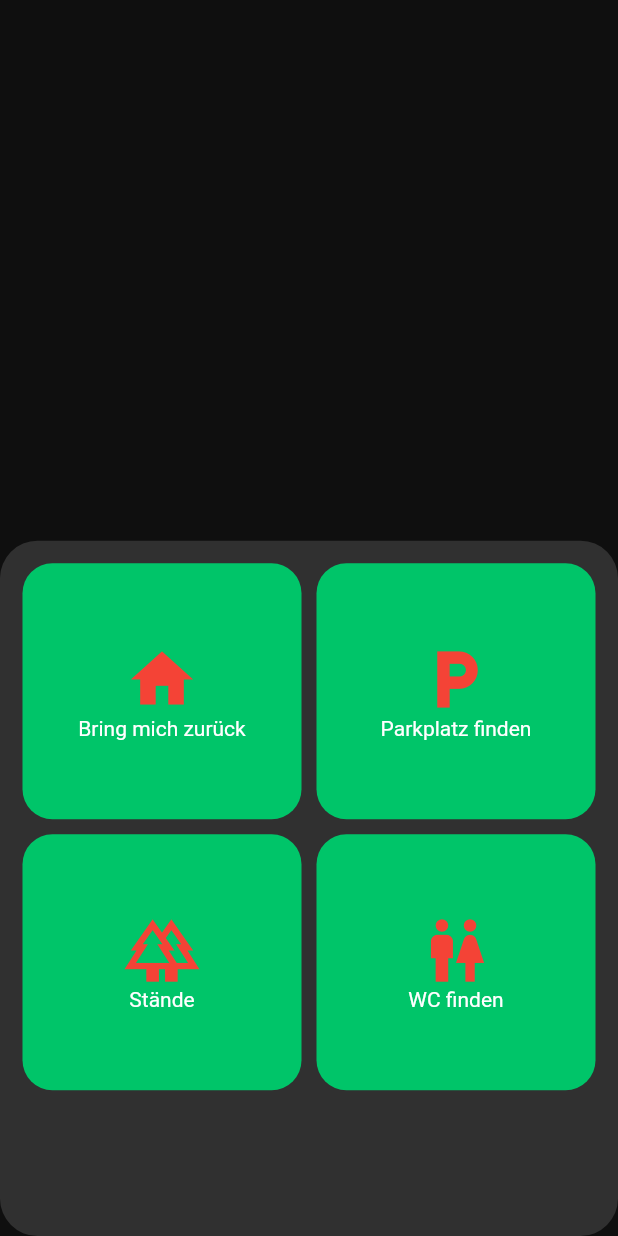
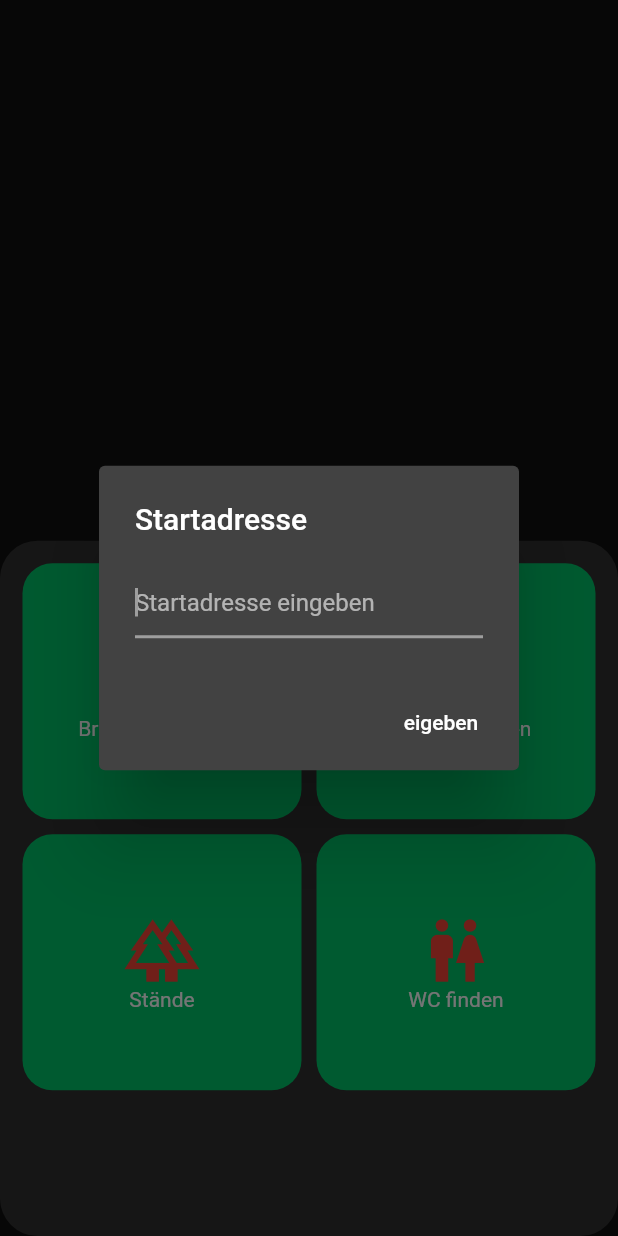
Before and after one commit to NoelHuibers/Landesgartenschau2023, a Flutter app: what flipFenster() shows on an empty page, opened directly, after a tap on "Bring mich zurück", on a phone screen of 412 x 824 dp. Run offline on Flutter 3.47's test engine with Material 2 defaults, Android fonts, the light colour scheme and no system bars; our stand-ins replace flutter_map, latlong2; missing offline and left inert: latlng; generated files the repository leaves out were written again.

Commit message:
Startadresse Dialog

```diff
--- a/lib/pages/map/widgets/flip_window.dart
+++ b/lib/pages/map/widgets/flip_window.dart
@@ -22,7 +22,12 @@ void flipFenster(context) {
             childAspectRatio: 1.09,
             children: <Widget>[
               InkWell(
-                  onTap: () {},
+                  onTap: () {
+                    eingabe_text(context).then((onValue) {
+                      print(onValue);
+                      //Hier kann man die adresse an Backend senden
+                    });
+                  },
                   child: Container(
                       decoration: BoxDecoration(
                           borderRadius: BorderRadius.circular(20),
@@ -102,3 +107,30 @@ void flipFenster(context) {
         );
       });
 }
+
+Future<String?> eingabe_text(BuildContext context) {
+  TextEditingController controller = TextEditingController();
+
+  return showDialog(
+      context: context,
+      builder: (context) {
+        return AlertDialog(
+          title: Text("Startadresse"),
+          content: TextField(
+            decoration:
+                const InputDecoration(hintText: "Startadresse eingeben"),
+            autofocus: true,
+            controller: controller,
+          ),
+          actions: [
+            MaterialButton(
+              elevation: 5.0,
+              child: Text("eigeben"),
+              onPressed: () {
+                Navigator.of(context).pop(controller.text.toString());
+              },
+            )
+          ],
+        );
+      });
+}
```
